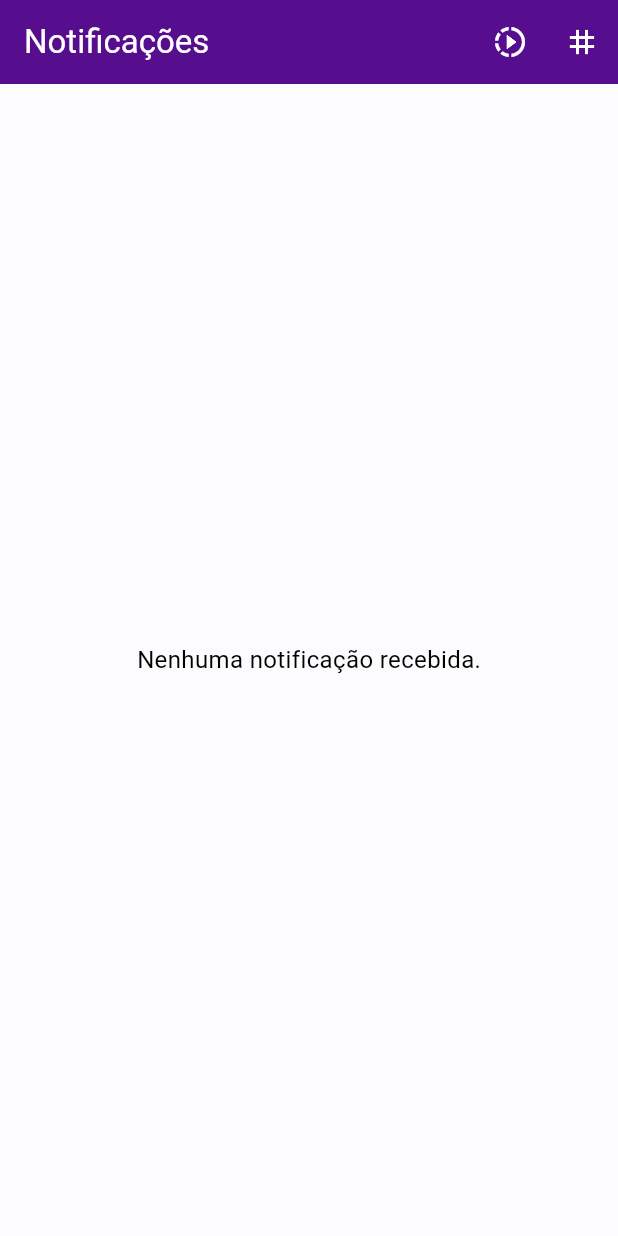
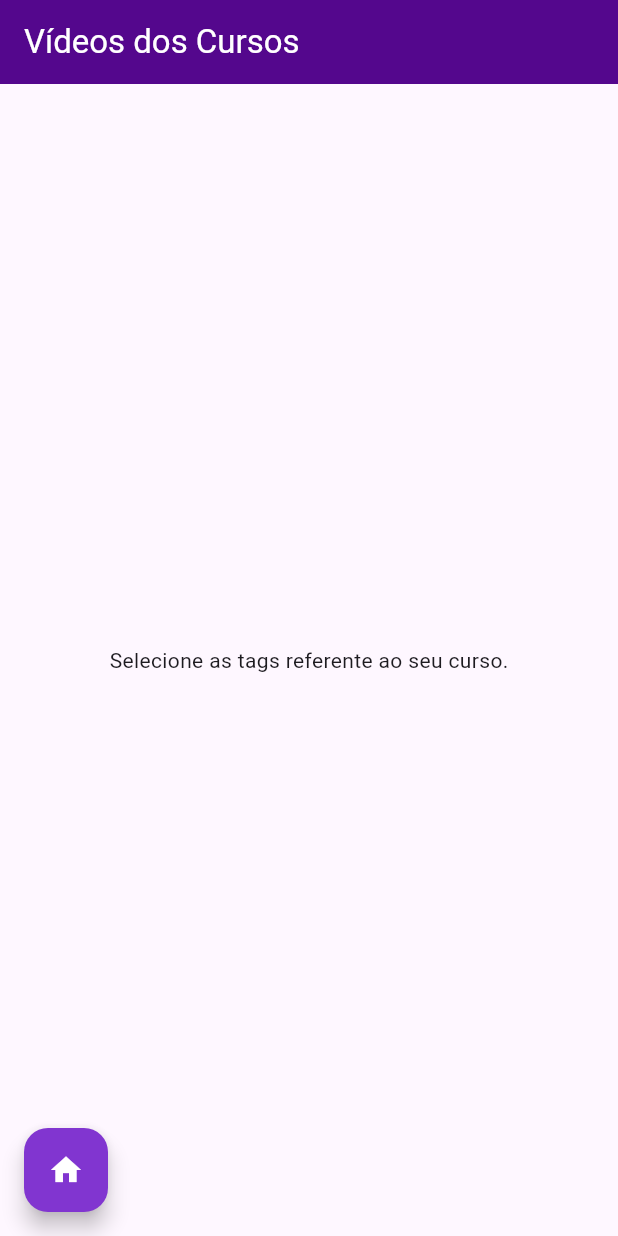
Before and after one commit to Sluvizottodev/PingNotify, a Flutter app: the screen it shows after launch, after a tap on the "slow motion video" icon, on a phone screen of 412 x 824 dp. Run offline on Flutter 3.47's test engine with Material 3 defaults, Android fonts, the phone set to English and light mode, and no system bars; our stand-ins replace cloud_firestore, device_info_plus, firebase_auth, firebase_core, firebase_messaging, logger and 1 more; accounts and stored records are empty; network calls fail.

Commit message:
30/07 - Criação tela vídeos básica, correção telas cores e retorno

```diff
--- a/lib/Screens/MainScreen/TagSelection.dart
+++ b/lib/Screens/MainScreen/TagSelection.dart
@@ -116,6 +116,7 @@ class _TagSelectionScreenState extends State<TagSelectionScreen> {
         title: Text('Seleção de Tags', style: TextStyle(color: Colors.white)),
         backgroundColor: TColors.secondaryColor,
         elevation: 4,
+        automaticallyImplyLeading: false,
       ),
       body: Container(
         color: TColors.backgroundLight,
--- /dev/null
+++ b/lib/Screens/MainScreen/Videos.dart
@@ -0,0 +1,96 @@
+import 'package:flutter/material.dart';
+import 'package:provider/provider.dart';
+import 'package:url_launcher/url_launcher.dart';
+import '../../Service/TagProvider.dart';
+import '../../utils/constants/colors.dart';
+import '../../utils/constants/routes.dart';
+
+class CursosScreen extends StatelessWidget {
+  final List<Curso> cursos = [
+    Curso(
+        titulo: 'Curso de Flutter',
+        tag: 'flutter',
+        link: 'https://link-para-curso-flutter.com'),
+    Curso(
+        titulo: 'Curso de Dart',
+        tag: 'dart',
+        link: 'https://link-para-curso-dart.com'),
+    Curso(
+        titulo: 'Curso de Firebase',
+        tag: 'firebase',
+        link: 'https://link-para-curso-firebase.com'),
+    // Adicione mais cursos conforme necessário
+  ];
+
+  @override
+  Widget build(BuildContext context) {
+    final tagProvider = Provider.of<TagProvider>(context);
+    final selectedTags = tagProvider.selectedTags;
+
+    final filteredCursos =
+        cursos.where((curso) => selectedTags.contains(curso.tag)).toList();
+
+    return Scaffold(
+      appBar: AppBar(
+        title: Text('Vídeos dos Cursos',
+            style: TextStyle(
+              color: TColors.textWhite,
+            )),
+        backgroundColor: TColors.secondaryColor,
+        automaticallyImplyLeading: false,
+      ),
+      body: Stack(
+        children: [
+          filteredCursos.isEmpty
+              ? Center(child: Text('Selecione as tags referente ao seu curso.'))
+              : ListView.builder(
+                  itemCount: filteredCursos.length,
+                  itemBuilder: (context, index) {
+                    final curso = filteredCursos[index];
+                    return Card(
+                      margin: EdgeInsets.all(8.0),
+                      child: ListTile(
+                        title: Text(curso.titulo),
+                        subtitle: Text('Tag: ${curso.tag}'),
+                        trailing: Icon(Icons.arrow_forward),
+                        onTap: () => _abrirLinkCurso(curso.link),
+                      ),
+                    );
+                  },
+                ),
+          Positioned(
+            bottom: 16,
+            left: 16,
+            child: FloatingActionButton(
+              onPressed: () {
+                Navigator.pushReplacementNamed(context, PageRoutes.principal);
+              },
+              child: Icon(Icons.home , color: Colors.white,),
+              backgroundColor: TColors.primaryColor,
+            ),
+          ),
+        ],
+      ),
+    );
+  }
+
+  void _abrirLinkCurso(String link) async {
+    if (await canLaunch(link)) {
+      await launch(link);
+    } else {
+      throw 'Could not launch $link';
+    }
+  }
+}
+
+class Curso {
+  final String titulo;
+  final String tag;
+  final String link;
+
+  Curso({
+    required this.titulo,
+    required this.tag,
+    required this.link,
+  });
+}
--- a/lib/utils/componentes/AppBarPrincipal.dart
+++ b/lib/utils/componentes/AppBarPrincipal.dart
@@ -23,7 +23,7 @@ class AppBarPrincipal extends StatelessWidget implements PreferredSizeWidget {
           icon: Icon(Icons.slow_motion_video, color: Colors.white),
           onPressed: () {
             // Implementar a navegação para a página de configurações
-            //Navigator.pushNamed(context, PageRoutes.cursos);
+            Navigator.pushNamed(context, PageRoutes.cursos);
           },
         ),
         IconButton(
--- a/lib/utils/constants/routes.dart
+++ b/lib/utils/constants/routes.dart
@@ -2,6 +2,7 @@ import 'package:flutter/material.dart';
 import 'package:nfty/Screens/HomeScreen/Cadastro.dart';
 import 'package:nfty/Screens/HomeScreen/Login.dart';
 import 'package:nfty/Screens/MainScreen/Principal.dart';
+import 'package:nfty/Screens/MainScreen/Videos.dart';
 
 import '../../Screens/MainScreen/MessageDetail.dart';
 import '../../Screens/MainScreen/TagSelection.dart';
@@ -13,6 +14,7 @@ class PageRoutes {
   static const String principal = '/principal';
   static const String tagSelection = '/tag-selection'; // Adicione a nova rota
   static const String messageDetail = '/message-detail'; // Adicione a nova rota
+  static const String cursos = '/cursos';
 
   static Route<dynamic> generateRoute(RouteSettings settings) {
     switch (settings.name) {
@@ -22,6 +24,8 @@ class PageRoutes {
         return MaterialPageRoute(builder: (_) => CadastroScreen());
       case principal:
         return MaterialPageRoute(builder: (_) => PrincipalScreen());
+      case cursos:
+        return MaterialPageRoute(builder: (_) => CursosScreen());
       case tagSelection:
         return MaterialPageRoute(builder: (_) => TagSelectionScreen());
       case messageDetail:
--- a/pubspec.yaml
+++ b/pubspec.yaml
@@ -20,6 +20,7 @@ dependencies:
   shared_preferences: ^2.2.3
   provider: ^6.1.2
   web_socket_channel: ^3.0.1
+  url_launcher: ^6.3.0
 
 dev_dependencies:
   flutter_test:
```
Also changed, not shown: lib/Screens/MainScreen/Principal.dart (+10 -4 lines), pubspec.lock, 5 other files.
